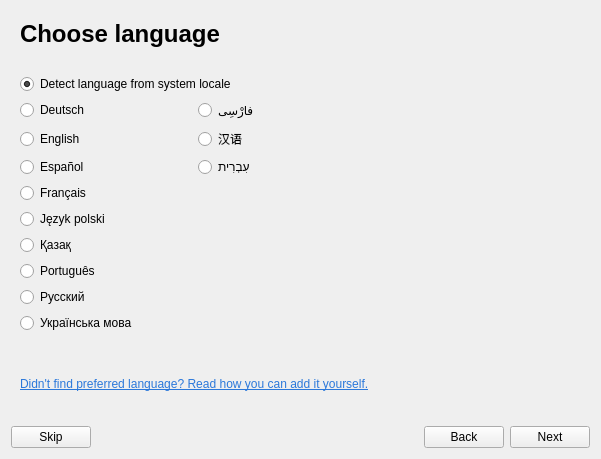
Qt form src/bin/scenarist-desktop/UserInterfaceLayer/Onboarding/OnboardingView.ui (dimkanovikov/KITScenarist) before a commit.
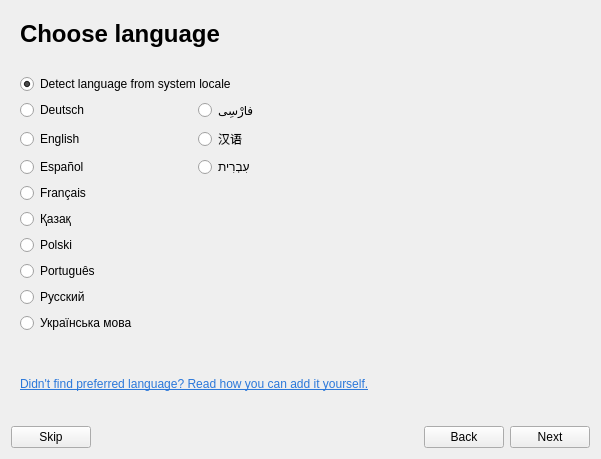
The same form after that commit. Custom widgets are drawn as their Qt base class.

What changed in the file:
```diff
--- a/src/bin/scenarist-desktop/UserInterfaceLayer/Onboarding/OnboardingView.ui
+++ b/src/bin/scenarist-desktop/UserInterfaceLayer/Onboarding/OnboardingView.ui
@@ -230,10 +230,10 @@
          </property>
         </widget>
        </item>
-       <item row="7" column="0">
+       <item row="9" column="0">
         <widget class="QRadioButton" name="polish">
          <property name="text">
-          <string>Język polski</string>
+          <string>Polski</string>
          </property>
          <property name="checked">
           <bool>false</bool>
```
Left out of the diff: 4 changed lines with no effect on the pictures.
